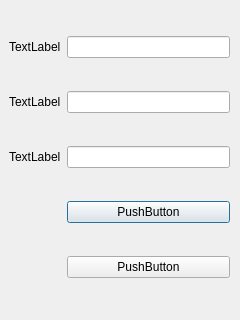
The window that sozluk.ui (ibrahimediz/Python6Desktop) describes before a commit, drawn with Qt 5.
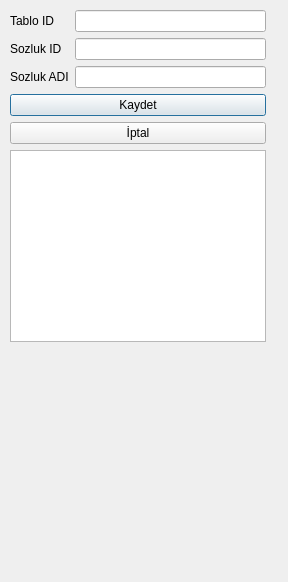
The same window after the commit.

```diff
--- a/sozluk.ui
+++ b/sozluk.ui
@@ -6,8 +6,8 @@
    <rect>
     <x>0</x>
     <y>0</y>
-    <width>240</width>
-    <height>320</height>
+    <width>288</width>
+    <height>582</height>
    </rect>
   </property>
   <property name="windowTitle">
@@ -16,17 +16,20 @@
   <widget class="QWidget" name="gridLayoutWidget">
    <property name="geometry">
     <rect>
-     <x>9</x>
-     <y>9</y>
+     <x>10</x>
+     <y>10</y>
      <width>221</width>
-     <height>301</height>
+     <height>561</height>
     </rect>
    </property>
-   <layout class="QGridLayout" name="gridLayout">
+   <layout class="QGridLayout" name="gridLayout" columnstretch="0,0">
+    <property name="sizeConstraint">
+     <enum>QLayout::SetFixedSize</enum>
+    </property>
     <item row="0" column="0">
      <widget class="QLabel" name="label">
       <property name="text">
-       <string>TextLabel</string>
+       <string>Tablo ID</string>
       </property>
      </widget>
     </item>
@@ -34,36 +37,46 @@
      <widget class="QLineEdit" name="lineEdit_2"/>
     </item>
     <item row="2" column="1">
-     <widget class="QLineEdit" name="lineEdit_3"/>
-    </item>
-    <item row="3" column="1">
-     <widget class="QPushButton" name="pushButton">
-      <property name="text">
-       <string>PushButton</string>
-      </property>
-     </widget>
+     <widget class="QLineEdit" name="txtAd"/>
     </item>
     <item row="2" column="0">
      <widget class="QLabel" name="label_3">
       <property name="text">
-       <string>TextLabel</string>
+       <string>Sozluk ADI</string>
       </property>
      </widget>
     </item>
     <item row="0" column="1">
-     <widget class="QLineEdit" name="lineEdit"/>
+     <widget class="QLineEdit" name="txtTablo">
+      <property name="inputMethodHints">
+       <set>Qt::ImhDigitsOnly|Qt::ImhHiddenText|Qt::ImhNoAutoUppercase|Qt::ImhNoPredictiveText|Qt::ImhSensitiveData</set>
+      </property>
+      <property name="echoMode">
+       <enum>QLineEdit::Password</enum>
+      </property>
+     </widget>
     </item>
     <item row="1" column="0">
      <widget class="QLabel" name="label_2">
       <property name="text">
-       <string>TextLabel</string>
+       <string>Sozluk ID</string>
       </property>
      </widget>
     </item>
-    <item row="4" column="1">
-     <widget class="QPushButton" name="pushButton_2">
+    <item row="5" column="0" colspan="2">
+     <widget class="QTableWidget" name="lstSozluk"/>
+    </item>
+    <item row="3" column="0" colspan="2">
+     <widget class="QPushButton" name="btKaydet">
       <property name="text">
-       <string>PushButton</string>
+       <string>Kaydet</string>
+      </property>
+     </widget>
+    </item>
+    <item row="4" column="0" colspan="2">
+     <widget class="QPushButton" name="btIptal">
+      <property name="text">
+       <string>İptal</string>
       </property>
      </widget>
     </item>
```
Left out of the diff: 2 changed lines with no effect on the pictures.
